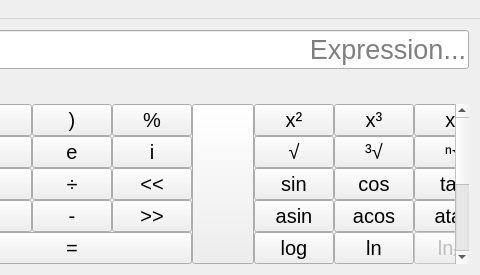
The window that mainwindow.ui (theCheeseboard/thecalculator) describes before a commit, drawn with Qt 5; both pictures show x 299 to 779 and y 0 to 275 of the 779 by 275 pixel window.
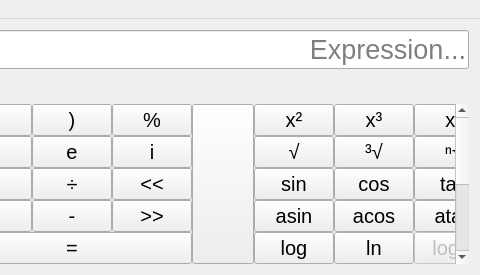
The same window after the commit. Icons and pictures are not drawn. Custom widgets are drawn as their Qt base class.

What changed in the file:
```diff
--- a/mainwindow.ui
+++ b/mainwindow.ui
@@ -119,7 +119,7 @@
            <property name="geometry">
             <rect>
              <x>0</x>
-             <y>-125</y>
+             <y>-52</y>
              <width>240</width>
              <height>250</height>
             </rect>
@@ -262,7 +262,7 @@
                <bool>false</bool>
               </property>
               <property name="text">
-               <string>lnₓy</string>
+               <string>logₓy</string>
               </property>
              </widget>
             </item>
```
Left out of the diff: 7 changed lines with no effect on the pictures.
